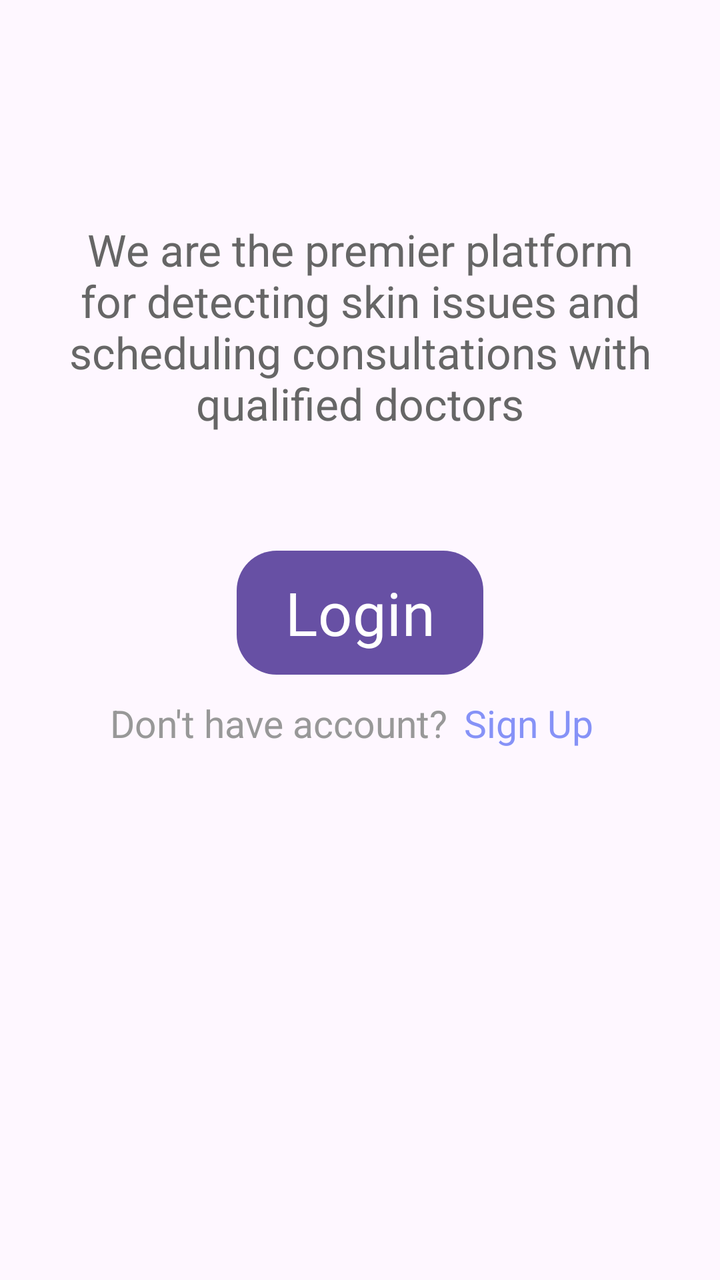
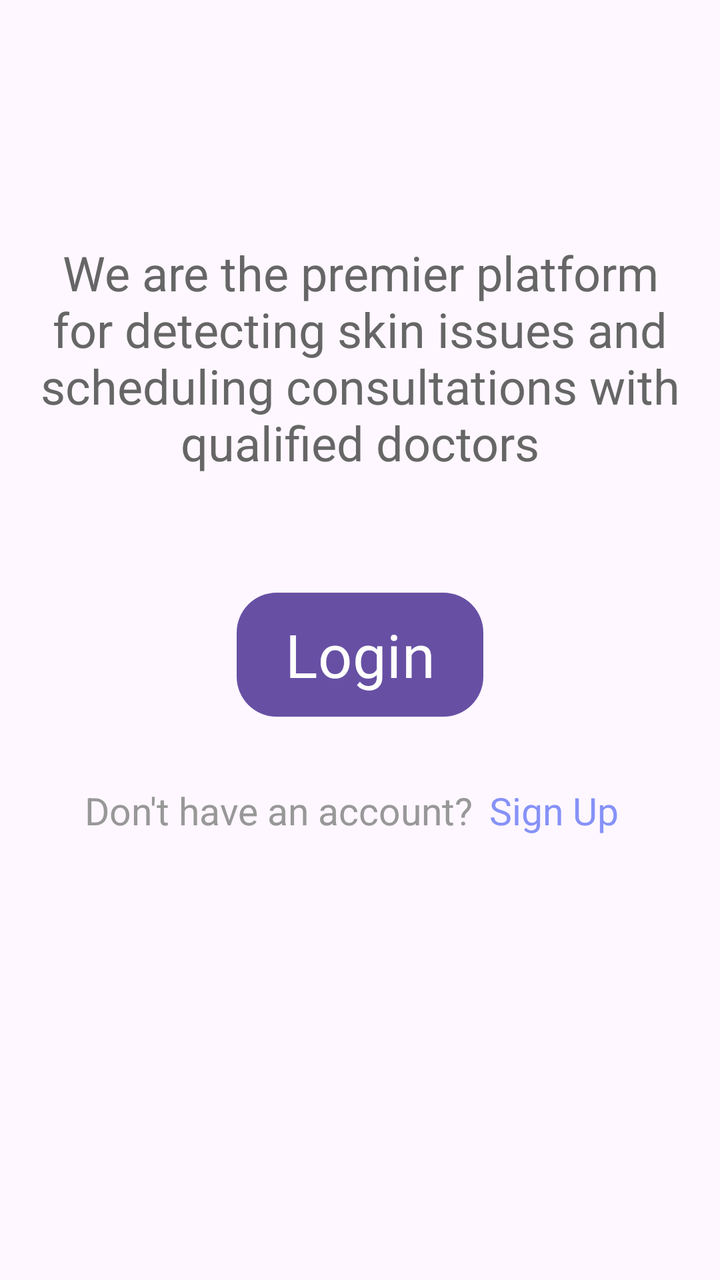

The first picture is an Android layout as it rendered before a commit; the second is the same layout after the commit. The layout source and the unified diff follow.
<!-- AndroidManifest.xml: application theme Theme.EDermaCareLatestt -->
<!-- res/layout/login_btn_patient.xml -->
<?xml version="1.0" encoding="utf-8"?>
<LinearLayout
    xmlns:android="http://schemas.android.com/apk/res/android"
    xmlns:tools="http://schemas.android.com/tools"
    xmlns:app="http://schemas.android.com/apk/res-auto"
    android:layout_width="match_parent"
    android:layout_height="match_parent"
    android:orientation="vertical"
    tools:context=".SignupTabPatient">

    <LinearLayout
        android:layout_width="match_parent"
        android:layout_height="wrap_content"
        android:orientation="vertical">

        <LinearLayout
            android:layout_width="match_parent"
            android:layout_height="wrap_content"
            android:orientation="vertical"
            android:layout_marginTop="20dp"
            android:padding="20dp">

            <TextView
                android:layout_width="wrap_content"
                android:layout_height="wrap_content"
                android:layout_gravity="center"
                android:layout_marginTop="70dp"
                android:text="We are the premier platform for detecting skin issues and scheduling consultations with qualified doctors"
                android:textColor="@color/darkgray"
                android:textSize="22sp"
                android:textAlignment="center"/>

            <Button
                android:id="@+id/login_button_patient"
                android:layout_width="wrap_content"
                android:layout_height="70dp"
                android:layout_marginTop="55dp"
                android:fontFamily="@font/inter_extrabold"
                android:layout_gravity="center"
                android:text="Login"
                android:textSize="30sp"
                app:cornerRadius="20dp"/>











            <LinearLayout
                android:layout_width="wrap_content"
                android:layout_height="wrap_content"
                android:orientation="horizontal"
                android:layout_gravity="center">

                <TextView
                    android:id="@+id/RedirectTextforSignUpLandingPageP"
                    android:layout_width="wrap_content"
                    android:layout_height="wrap_content"
                    android:layout_gravity="center"
                    android:layout_marginTop="5dp"
                    android:paddingLeft="0dp"
                    android:paddingRight="8dp"
                    android:paddingBottom="8dp"
                    android:text="Don't have account?"
                    android:textColor="@color/light_grey"
                    android:textSize="19sp"
                    />

                <TextView
                    android:id="@+id/signupredirectLandingPageP"
                    android:layout_width="wrap_content"
                    android:layout_height="wrap_content"
                    android:layout_gravity="center"
                    android:layout_marginTop="5dp"
                    android:paddingLeft="0dp"
                    android:paddingRight="8dp"
                    android:paddingBottom="8dp"
                    android:text="Sign Up"
                    android:textColor="@color/lavender"
                    android:textSize="19sp" />

            </LinearLayout>


        </LinearLayout>

    </LinearLayout>

</LinearLayout>
<!-- resources referenced by this layout -->
<resources>
  <color name="darkgray">#666666</color>
  <color name="lavender">#8692F7</color>
  <color name="light_grey">#989898</color>
  <style name="Theme.EDermaCareLatestt" parent="Base.Theme.EDermaCareLatestt" />
  <style name="Base.Theme.EDermaCareLatestt" parent="Theme.Material3.DayNight.NoActionBar">
          
          
      </style>
</resources>

<!-- the commit's change to res/layout/login_btn_patient.xml (unified diff, before → after) -->
@@ -1,5 +1,5 @@
 <?xml version="1.0" encoding="utf-8"?>
-<LinearLayout
+<androidx.constraintlayout.widget.ConstraintLayout
     xmlns:android="http://schemas.android.com/apk/res/android"
     xmlns:tools="http://schemas.android.com/tools"
     xmlns:app="http://schemas.android.com/apk/res-auto"
@@ -11,13 +11,16 @@
     <LinearLayout
         android:layout_width="match_parent"
         android:layout_height="wrap_content"
-        android:orientation="vertical">
+        android:orientation="vertical"
+        app:layout_constraintTop_toTopOf="parent"
+        app:layout_constraintStart_toStartOf="parent"
+        app:layout_constraintEnd_toEndOf="parent">
 
         <LinearLayout
             android:layout_width="match_parent"
             android:layout_height="wrap_content"
             android:orientation="vertical"
-            android:layout_marginTop="20dp"
+            android:layout_marginTop="30dp"
             android:padding="20dp">
 
             <TextView
@@ -27,7 +30,7 @@
                 android:layout_marginTop="70dp"
                 android:text="We are the premier platform for detecting skin issues and scheduling consultations with qualified doctors"
                 android:textColor="@color/darkgray"
-                android:textSize="22sp"
+                android:textSize="24sp"
                 android:textAlignment="center"/>
 
             <Button
@@ -39,56 +42,37 @@
                 android:layout_gravity="center"
                 android:text="Login"
                 android:textSize="30sp"
+                android:layout_marginBottom="30dp"
                 app:cornerRadius="20dp"/>
 
-
-
-
-
-
-
-
-
-
-
             <LinearLayout
-                android:layout_width="wrap_content"
+                android:layout_width="match_parent"
                 android:layout_height="wrap_content"
                 android:orientation="horizontal"
-                android:layout_gravity="center">
+                android:gravity="center_horizontal">
 
                 <TextView
                     android:id="@+id/RedirectTextforSignUpLandingPageP"
                     android:layout_width="wrap_content"
                     android:layout_height="wrap_content"
-                    android:layout_gravity="center"
-                    android:layout_marginTop="5dp"
-                    android:paddingLeft="0dp"
                     android:paddingRight="8dp"
-                    android:paddingBottom="8dp"
-                    android:text="Don't have account?"
+                    android:text="Don't have an account?"
                     android:textColor="@color/light_grey"
-                    android:textSize="19sp"
-                    />
+                    android:textSize="19sp" />
 
                 <TextView
                     android:id="@+id/signupredirectLandingPageP"
                     android:layout_width="wrap_content"
                     android:layout_height="wrap_content"
-                    android:layout_gravity="center"
-                    android:layout_marginTop="5dp"
-                    android:paddingLeft="0dp"
                     android:paddingRight="8dp"
-                    android:paddingBottom="8dp"
                     android:text="Sign Up"
                     android:textColor="@color/lavender"
                     android:textSize="19sp" />
 
             </LinearLayout>
 
-
         </LinearLayout>
 
     </LinearLayout>
 
-</LinearLayout>
+</androidx.constraintlayout.widget.ConstraintLayout>
